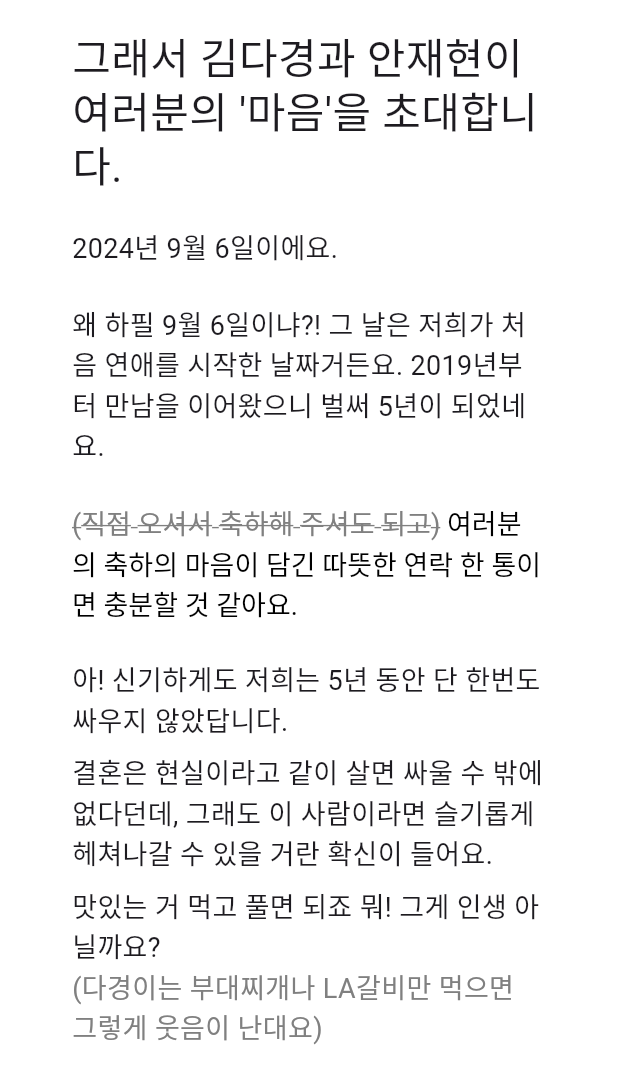
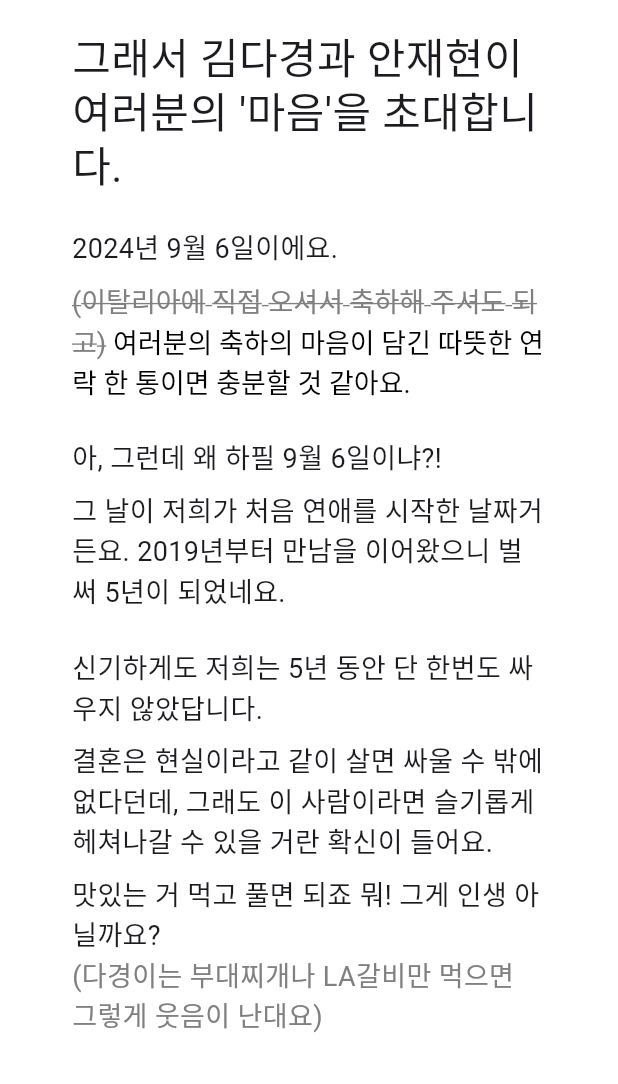
Before and after one commit to jhyunahn226/jhdkwedding, a Flutter app: the Page2 widget shown alone on an empty page, opened directly, on a phone screen of 412 x 824 dp. Shown: the top 1084 px of the screen. Run offline on Flutter 3.47's test engine with Material 3 defaults, Android fonts, the light colour scheme and no system bars; our stand-ins replace carousel_slider, lottie, supabase_flutter; accounts and stored records are empty; Roboto replaces fonts that are missing (KyoboHandwriting2019, Ownglyph-meetme).

Commit message:
Text 수정

```diff
--- a/lib/widgets/page2.dart
+++ b/lib/widgets/page2.dart
@@ -34,18 +34,10 @@ class Page2 extends StatelessWidget {
               fontSize: Sizes.size18,
             ),
           ),
-          Gaps.v24,
-          const Text(
-            '왜 하필 9월 6일이냐?! 그 날은 저희가 처음 연애를 시작한 날짜거든요. 2019년부터 만남을 이어왔으니 벌써 5년이 되었네요.',
-            style: TextStyle(
-              fontFamily: 'KyoboHandwriting2019',
-              fontSize: Sizes.size18,
-            ),
-          ),
-          Gaps.v24,
+          Gaps.v8,
           RichText(
             text: const TextSpan(
-              text: '(직접 오셔서 축하해 주셔도 되고)',
+              text: '(이탈리아에 직접 오셔서 축하해 주셔도 되고)',
               style: TextStyle(
                 fontFamily: 'KyoboHandwriting2019',
                 fontSize: Sizes.size18,
@@ -65,7 +57,23 @@ class Page2 extends StatelessWidget {
           ),
           Gaps.v24,
           const Text(
-            '아! 신기하게도 저희는 5년 동안 단 한번도 싸우지 않았답니다.',
+            '아, 그런데 왜 하필 9월 6일이냐?!',
+            style: TextStyle(
+              fontFamily: 'KyoboHandwriting2019',
+              fontSize: Sizes.size18,
+            ),
+          ),
+          Gaps.v8,
+          const Text(
+            '그 날이 저희가 처음 연애를 시작한 날짜거든요. 2019년부터 만남을 이어왔으니 벌써 5년이 되었네요.',
+            style: TextStyle(
+              fontFamily: 'KyoboHandwriting2019',
+              fontSize: Sizes.size18,
+            ),
+          ),
+          Gaps.v24,
+          const Text(
+            '신기하게도 저희는 5년 동안 단 한번도 싸우지 않았답니다.',
             style: TextStyle(
               fontFamily: 'KyoboHandwriting2019',
               fontSize: Sizes.size18,
```
